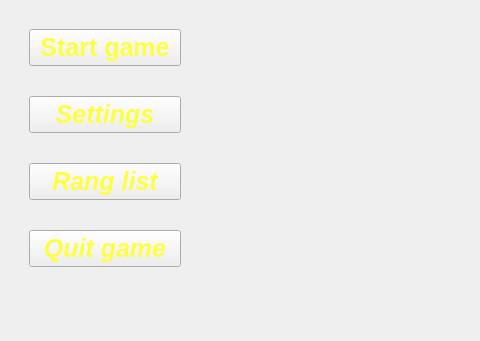
Above: src/krabbyPatty/widget.ui from Natalija9/KrabbyPattySecretFormula before the change; both pictures show x 0 to 480 and y 0 to 341 of the 800 by 600 pixel window. Below: the same form after it.
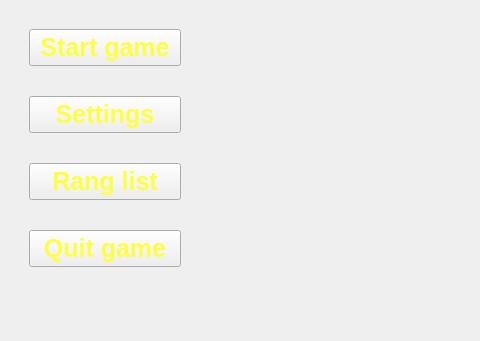
That is the form after the change. Icons and pictures are not drawn.

What changed in the file:
```diff
--- a/src/krabbyPatty/widget.ui
+++ b/src/krabbyPatty/widget.ui
@@ -79,7 +79,7 @@
               <property name="font">
                <font>
                 <pointsize>19</pointsize>
-                <italic>true</italic>
+                <italic>false</italic>
                 <bold>true</bold>
                </font>
               </property>
@@ -125,7 +125,7 @@
               <property name="font">
                <font>
                 <pointsize>19</pointsize>
-                <italic>true</italic>
+                <italic>false</italic>
                 <bold>true</bold>
                 <stylestrategy>PreferDefault</stylestrategy>
                </font>
@@ -175,7 +175,7 @@
               <property name="font">
                <font>
                 <pointsize>19</pointsize>
-                <italic>true</italic>
+                <italic>false</italic>
                 <bold>true</bold>
                </font>
               </property>
```
